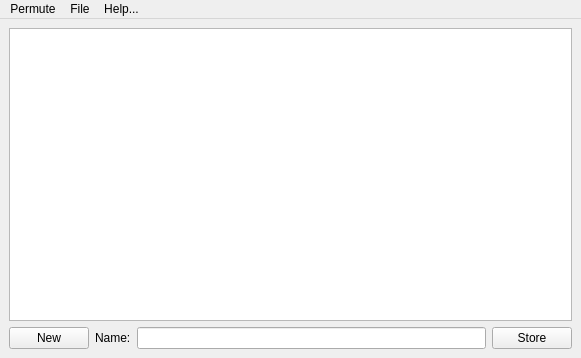
Above: ui/permute.ui from berndhs/deeptrim before the change. Below: the same form after it.
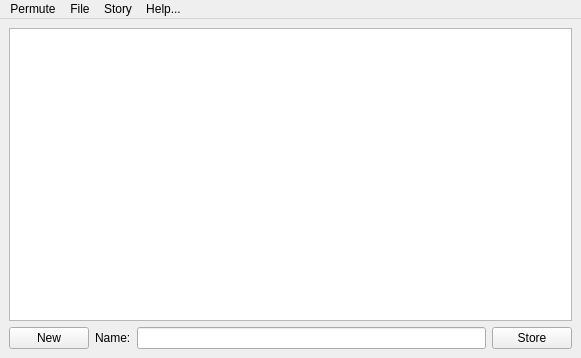
That is the form after the change. Icons and pictures are not drawn.

Diff of the .ui file:
```diff
--- a/ui/permute.ui
+++ b/ui/permute.ui
@@ -103,12 +103,21 @@
     </property>
     <addaction name="actionOpen"/>
     <addaction name="actionSave"/>
+    <addaction name="actionOpenFile"/>
+   </widget>
+   <widget class="QMenu" name="menuStory">
+    <property name="title">
+     <string>Story</string>
+    </property>
+    <addaction name="actionOpen"/>
+    <addaction name="actionImportPara"/>
     <addaction name="actionWriteTxt"/>
     <addaction name="actionWriteHtml"/>
     <addaction name="actionImportPara"/>
    </widget>
    <addaction name="menuPermute"/>
    <addaction name="menuFile"/>
+   <addaction name="menuStory"/>
    <addaction name="menuHelp"/>
   </widget>
   <action name="actionQuit">
```
Left out of the diff: 9 changed lines with no effect on the pictures.
